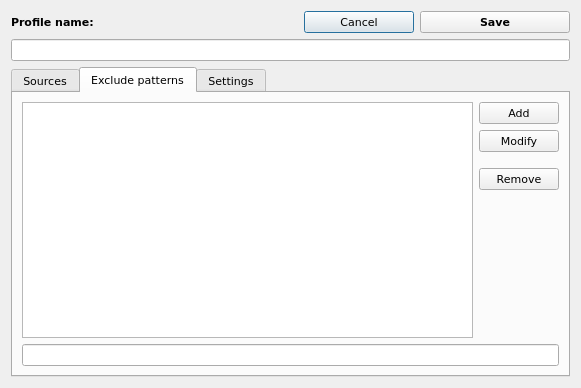
Old version of the form tar-backup/adddialog.ui in the repository marazmista/tar-backup.
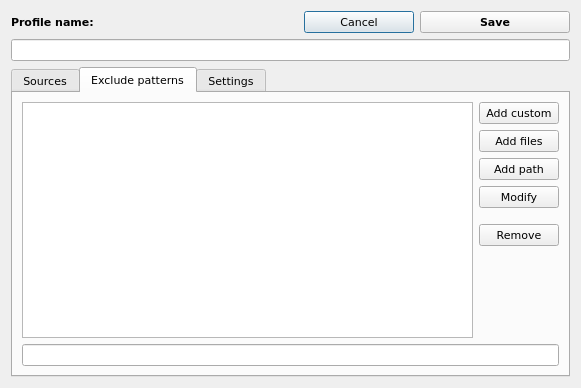
New version of the form. The open tabs and pages were chosen to show the change. Icons and pictures are not drawn.

Commit message: added buttons add files and add dir on exclude patterns tab

Patch:
```diff
--- a/tar-backup/adddialog.ui
+++ b/tar-backup/adddialog.ui
@@ -84,7 +84,7 @@
       <enum>QTabWidget::Rounded</enum>
      </property>
      <property name="currentIndex">
-      <number>0</number>
+      <number>1</number>
      </property>
      <widget class="QWidget" name="sourcesTab">
       <attribute name="title">
@@ -193,7 +193,7 @@
        <string>Exclude patterns</string>
       </attribute>
       <layout class="QGridLayout" name="gridLayout_5">
-       <item row="3" column="1">
+       <item row="5" column="1">
         <widget class="QPushButton" name="btn_removePattern">
          <property name="text">
           <string>Remove</string>
@@ -204,7 +204,7 @@
          </property>
         </widget>
        </item>
-       <item row="4" column="1">
+       <item row="6" column="1">
         <spacer name="verticalSpacer_4">
          <property name="orientation">
           <enum>Qt::Vertical</enum>
@@ -223,7 +223,7 @@
        <item row="0" column="1">
         <widget class="QPushButton" name="btn_addPattern">
          <property name="text">
-          <string>Add</string>
+          <string>Add custom</string>
          </property>
          <property name="icon">
           <iconset resource="tar-backup-resources.qrc">
@@ -231,10 +231,10 @@
          </property>
         </widget>
        </item>
-       <item row="0" column="0" rowspan="6">
+       <item row="0" column="0" rowspan="8">
         <widget class="QListWidget" name="list_patterns"/>
        </item>
-       <item row="1" column="1">
+       <item row="3" column="1">
         <widget class="QPushButton" name="btn_modifyPattern">
          <property name="text">
           <string>Modify</string>
@@ -245,14 +245,14 @@
          </property>
         </widget>
        </item>
-       <item row="6" column="0" colspan="2">
+       <item row="8" column="0" colspan="2">
         <widget class="QLineEdit" name="t_patternsSummary">
          <property name="readOnly">
           <bool>true</bool>
          </property>
         </widget>
        </item>
-       <item row="2" column="1">
+       <item row="4" column="1">
         <spacer name="verticalSpacer_3">
          <property name="orientation">
           <enum>Qt::Vertical</enum>
@@ -268,6 +268,28 @@
          </property>
         </spacer>
        </item>
+       <item row="1" column="1">
+        <widget class="QPushButton" name="btn_addExcludeFiles">
+         <property name="text">
+          <string>Add files</string>
+         </property>
+         <property name="icon">
+          <iconset resource="tar-backup-resources.qrc">
+           <normaloff>:/icons/icons/add.png</normaloff>:/icons/icons/add.png</iconset>
+         </property>
+        </widget>
+       </item>
+       <item row="2" column="1">
+        <widget class="QPushButton" name="btn_addExclupdeFolders">
+         <property name="text">
+          <string>Add path</string>
+         </property>
+         <property name="icon">
+          <iconset resource="tar-backup-resources.qrc">
+           <normaloff>:/icons/icons/add.png</normaloff>:/icons/icons/add.png</iconset>
+         </property>
+        </widget>
+       </item>
       </layout>
      </widget>
      <widget class="QWidget" name="settingsTab">
```
The commit also changes 3 other files.
